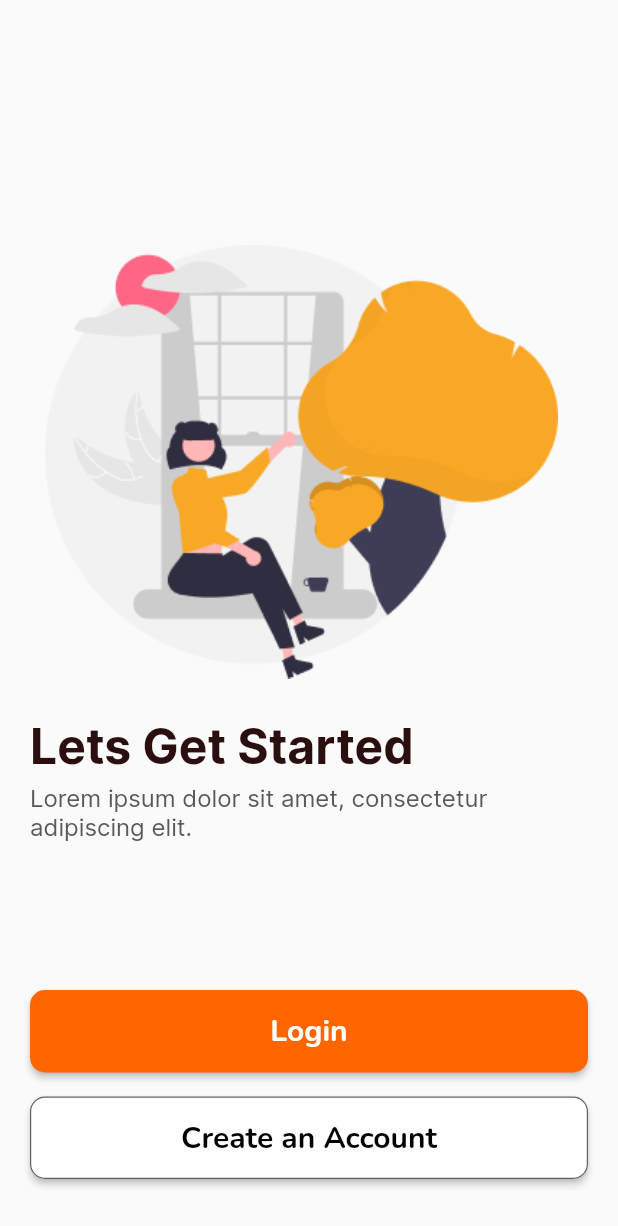
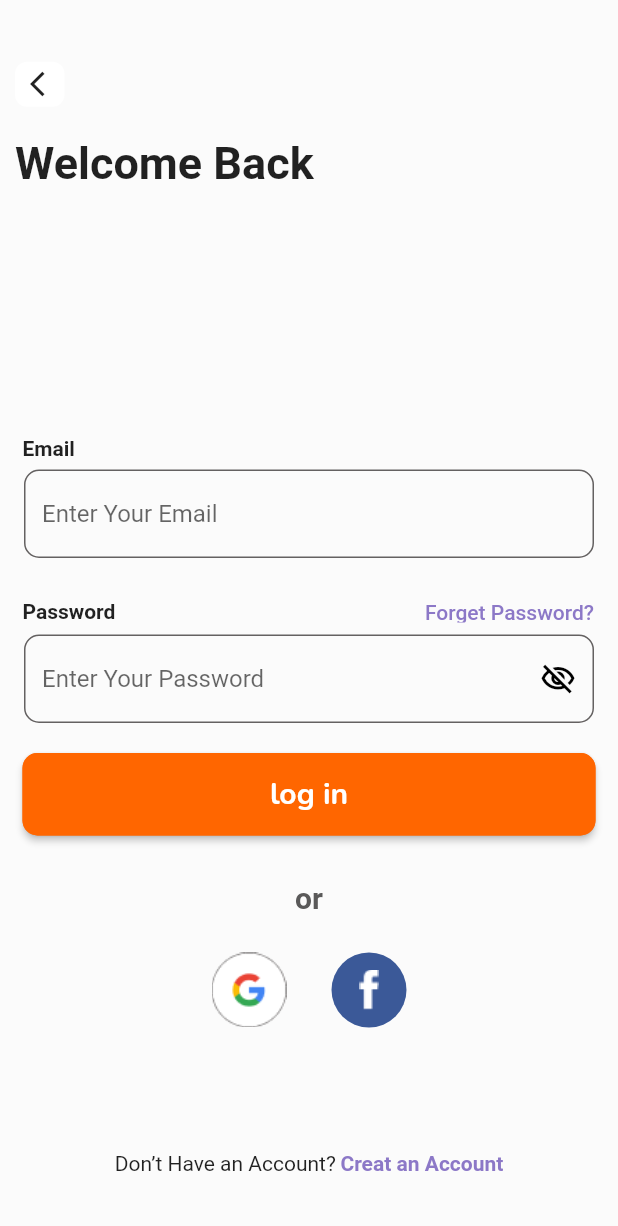
Before and after one commit to OHany1999/orangeApplication, a Flutter app: the AccountScreen screen opened by its route, after a tap on "Login", on a phone screen of 412 x 824 dp. Shown: the top 1226 px of the screen. Run offline on Flutter 3.47's test engine with Material 2 defaults, Android fonts, the phone set to English and light mode, and no system bars; our stand-ins replace smooth_page_indicator; missing offline and left inert: pixel_perfect.

Commit message:
small update3

```diff
--- a/lib/main.dart
+++ b/lib/main.dart
@@ -1,5 +1,6 @@
 import 'package:flutter/material.dart';
 import 'package:orange_course/screen/Account/AccountScreen.dart';
+import 'package:orange_course/screen/Login/LoginScreen.dart';
 import 'package:orange_course/screen/onBoarding/onBoarding.dart';
 import 'package:orange_course/shared/colors/my_theme.dart';
 
@@ -16,7 +17,8 @@ class MyApp extends StatelessWidget {
       initialRoute: OnBoardingScreen.routeName,
       routes: {
         OnBoardingScreen.routeName: (context) => OnBoardingScreen(),
-        AccountScreen.routeName: (context) => AccountScreen()
+        AccountScreen.routeName: (context) => AccountScreen(),
+        LoginScreen.routeName:(context)=>LoginScreen(),
       },
     );
   }
--- a/lib/screen/Account/AccountScreen.dart
+++ b/lib/screen/Account/AccountScreen.dart
@@ -1,10 +1,12 @@
 import 'package:flutter/material.dart';
+import 'package:orange_course/screen/Login/LoginScreen.dart';
+import 'package:orange_course/shared/colors/const_color.dart';
 
 import '../../shared/components/buttons.dart';
 
 // ignore: use_key_in_widget_constructors
 class AccountScreen extends StatelessWidget {
-  static const String routeName = 'login';
+  static const String routeName = 'Account';
 
   @override
   Widget build(BuildContext context) {
@@ -57,7 +59,9 @@ class AccountScreen extends StatelessWidget {
             Button(
               text: 'Login',
               defaultButtonBorderStyle: BorderStyle.none,
-              onPress: () {},
+              onPress: () {
+                Navigator.pushNamed(context, LoginScreen.routeName);
+              },
               defaultFontFamily: 'Nunito',
               // text: 'Login',
             ),
@@ -72,7 +76,7 @@ class AccountScreen extends StatelessWidget {
               defaultFontFamily: 'Nunito',
               defaultFontWeight: FontWeight.w700,
               defaultFontSize: 20.0,
-              defaultButtonBorderColor: Colors.blueAccent,
+              defaultButtonBorderColor: borderColor,
               defaultButtonBorderStyle: BorderStyle.solid,
               // text: 'Create an Account',
             ),
--- /dev/null
+++ b/lib/screen/Login/LoginScreen.dart
@@ -0,0 +1,202 @@
+import 'package:flutter/material.dart';
+import 'package:orange_course/shared/components/buttons.dart';
+import 'package:orange_course/shared/components/textFormField.dart';
+import 'package:pixel_perfect/pixel_perfect.dart';
+
+import '../../shared/colors/const_color.dart';
+
+class LoginScreen extends StatelessWidget {
+  static const String routeName = 'login';
+  TextEditingController emailController = TextEditingController();
+  TextEditingController passwordController = TextEditingController();
+  GlobalKey<FormState> formKey = GlobalKey<FormState>();
+
+  @override
+  Widget build(BuildContext context) {
+    var ScreenSize = MediaQuery.of(context).size.height;
+    return Scaffold(
+      backgroundColor: Color(0xfffbfbfb),
+      body: SingleChildScrollView(
+        child: Column(
+          crossAxisAlignment: CrossAxisAlignment.start,
+          children: [
+            SizedBox(
+              height: ScreenSize * 0.05,
+            ),
+            InkWell(
+              onTap: () {},
+              child: Container(
+                decoration: BoxDecoration(
+                  color: Colors.white,
+                  borderRadius: BorderRadius.circular(8),
+                ),
+                padding: EdgeInsets.only(left: 10, top: 5, bottom: 5, right: 3),
+                margin: EdgeInsets.only(left: 10),
+                child: Icon(
+                  Icons.arrow_back_ios,
+                  size: 20,
+                ),
+              ),
+            ),
+            SizedBox(
+              height: 20,
+            ),
+            Container(
+              margin: EdgeInsets.only(left: 10),
+              child: Text(
+                'Welcome Back',
+                style: TextStyle(fontSize: 30, fontWeight: FontWeight.bold),
+              ),
+            ),
+            SizedBox(
+              height: ScreenSize * 0.20,
+            ),
+            Form(
+              key: formKey,
+              child: Column(
+                crossAxisAlignment: CrossAxisAlignment.start,
+                children: [
+                  Container(
+                    margin: EdgeInsets.only(left: 15),
+                    child: Text(
+                      'Email',
+                      style: TextStyle(fontWeight: FontWeight.bold),
+                    ),
+                  ),
+                  SizedBox(
+                    height: 6,
+                  ),
+                  Padding(
+                    padding: const EdgeInsets.symmetric(horizontal: 16),
+                    child: MyTextFormField(
+                        controller: emailController,
+                        validate: (text) {},
+                        text: 'Enter Your Email'),
+                  ),
+                  SizedBox(
+                    height: 20,
+                  ),
+                  Container(
+                    height: 30.99,
+                    child: Row(
+                      children: [
+                        Container(
+                          margin: EdgeInsets.only(left: 15),
+                          child: Text(
+                            'Password',
+                            style: TextStyle(fontWeight: FontWeight.bold),
+                          ),
+                        ),
+                        Spacer(),
+                        Container(
+                          margin: EdgeInsets.only(right: 8),
+                          child: TextButton(
+                            onPressed: () {},
+                            child: Text(
+                              'Forget Password?',
+                              style: TextStyle(
+                                color: Color(0xff8C78C7),
+                              ),
+                            ),
+                          ),
+                        ),
+                      ],
+                    ),
+                  ),
+                  Padding(
+                    padding: const EdgeInsets.symmetric(horizontal: 16),
+                    child: MyTextFormField(
+                        controller: passwordController,
+                        validate: (text) {},
+                        text: 'Enter Your Password',
+                        suffixIcon: Icon(
+                          Icons.visibility_off_outlined,
+                          color: Colors.black,
+                        )),
+                  ),
+                ],
+              ),
+            ),
+            SizedBox(
+              height: 20,
+            ),
+            Padding(
+              padding: const EdgeInsets.symmetric(horizontal: 15),
+              child: Button(
+                onPress: () {},
+                defaultButtonBorderStyle: BorderStyle.solid,
+                text: 'log in',
+                defaultFontFamily: 'Nunito',
+              ),
+            ),
+            SizedBox(
+              height: 30,
+            ),
+            Container(
+              alignment: Alignment.center,
+              child: Text(
+                'or',
+                style: TextStyle(
+                  color: Color(
+                    0xff5A5959,
+                  ),
+                  fontWeight: FontWeight.bold,
+                  fontSize: 20,
+                ),
+              ),
+            ),
+            SizedBox(
+              height: 25,
+            ),
+            Row(
+              mainAxisAlignment: MainAxisAlignment.center,
+              children: [
+                Container(
+                  height: 50,
+                  width: 50,
+                  child: CircleAvatar(
+                    backgroundColor: Colors.white,
+                    child: Image.asset(
+                      'assets/images/google.png',
+                    ),
+                  ),
+                ),
+                SizedBox(
+                  width: 30,
+                ),
+                Container(
+                  height: 50,
+                  width: 50,
+                  child: CircleAvatar(
+                    backgroundColor: Color(0xff3B5998),
+                    child: Image.asset('assets/images/face.png'),
+                  ),
+                ),
+              ],
+            ),
+            SizedBox(
+              height: ScreenSize * 0.10,
+            ),
+            Row(
+              mainAxisAlignment: MainAxisAlignment.center,
+              children: [
+                Text('Don’t Have an Account?', textAlign: TextAlign.end,),
+                SizedBox(width: 3),
+                InkWell(
+                  onTap: () {},
+                  child: Text(
+                    'Creat an Account',
+                    style: TextStyle(
+                      color: Color(0xff8C78C7),
+                      fontWeight: FontWeight.bold,
+                    ),
+                  ),
+                ),
+              ],
+            ),
+          ],
+        ),
+      ),
+    );
+  }
+}
--- a/lib/shared/components/buttons.dart
+++ b/lib/shared/components/buttons.dart
@@ -24,7 +24,7 @@ class Button extends StatelessWidget {
     this.defaultFontFamily = 'Inter',
     this.defaultFontWeight = FontWeight.w700,
     this.defaultButtonColor = orange,
-    this.defaultButtonBorderColor = borderColor,
+    this.defaultButtonBorderColor = orange,
     this.defaultBorderSideWidth = 0.8,
     this.defaultButtonBorderRadius = 10.0,
     this.buttonWidth = 397.0,
@@ -43,7 +43,7 @@ class Button extends StatelessWidget {
           shape: MaterialStateProperty.all(RoundedRectangleBorder(
               side: BorderSide(
                 style: defaultButtonBorderStyle,
-                color: borderColor,
+                color: defaultButtonBorderColor,
                 width: defaultBorderSideWidth,
               ),
               borderRadius: BorderRadius.circular(
--- a/pubspec.yaml
+++ b/pubspec.yaml
@@ -36,6 +36,7 @@ dependencies:
   cupertino_icons: ^1.0.2
   provider: ^6.0.5
   smooth_page_indicator: ^1.0.0+2
+  pixel_perfect: ^1.1.1
 
 dev_dependencies:
   flutter_test:
```
Also changed, not shown: assets/images/face.png (added), assets/images/google.png (added), pubspec.lock.
